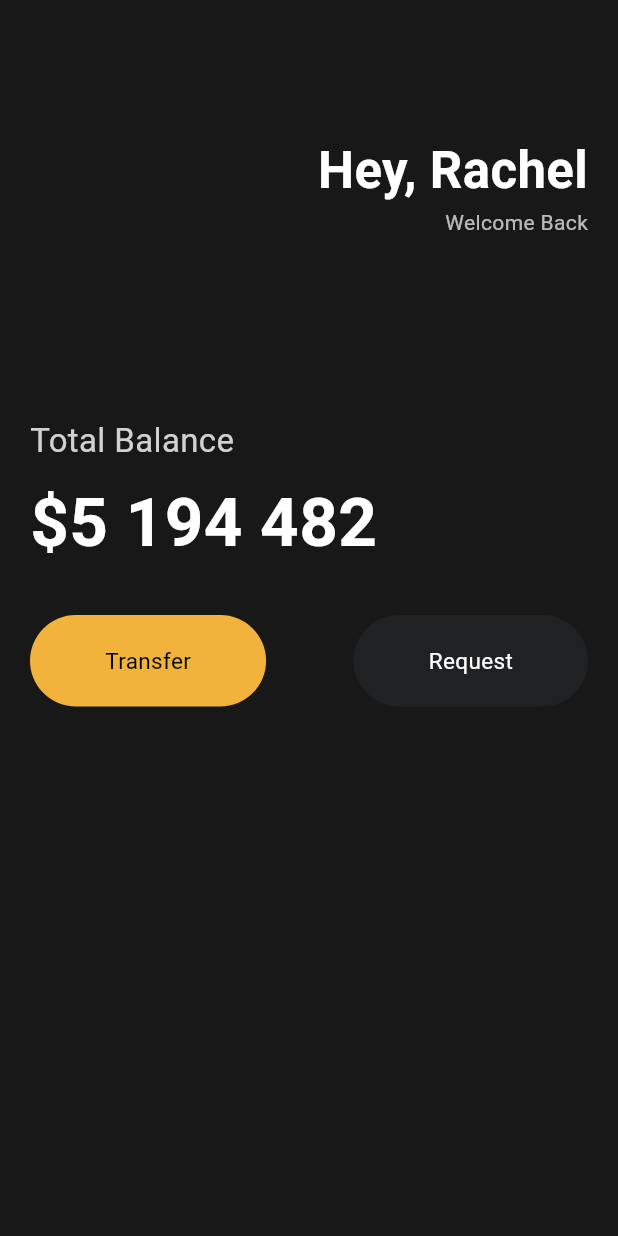
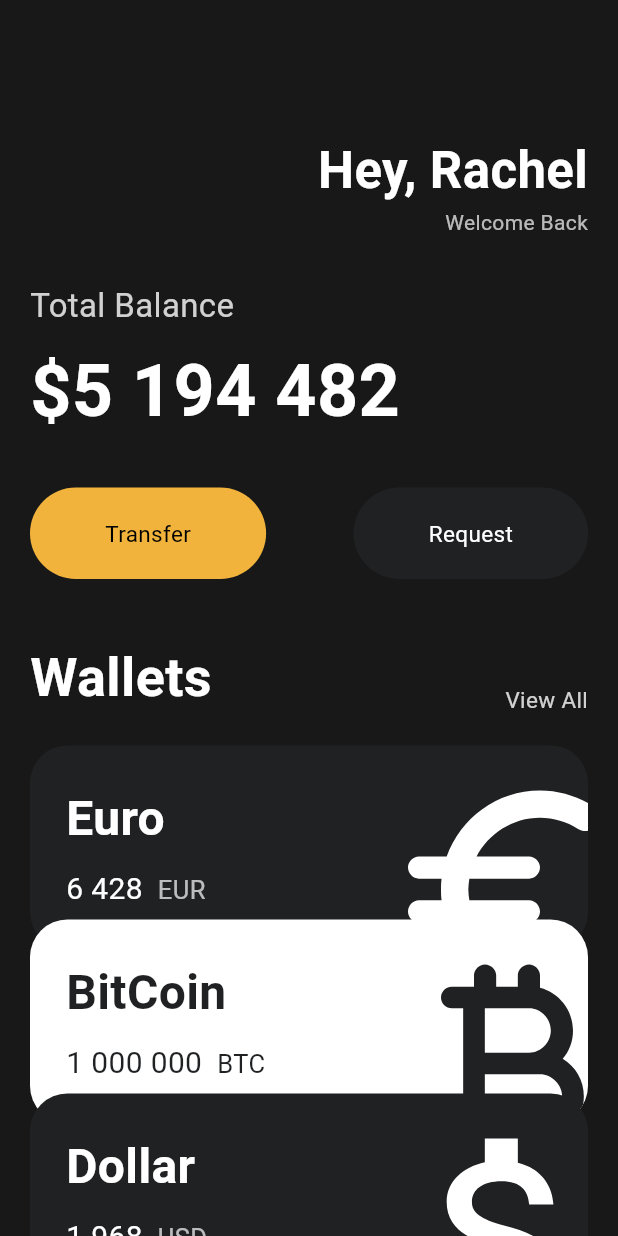
Before and after one commit to Namunllvo/flutter-prac, a Flutter app: the screen it shows after launch, on a phone screen of 412 x 824 dp. Run offline on Flutter 3.47's test engine with Material 3 defaults, Android fonts, the phone set to English and light mode, and no system bars.

Commit message:
Reusable card

```diff
--- a/lib/main.dart
+++ b/lib/main.dart
@@ -1,6 +1,7 @@
 import 'package:flutter/cupertino.dart';
 import 'package:flutter/material.dart';
 import 'package:toonflix/widgets/Button.dart';
+import 'package:toonflix/widgets/currency_card.dart';
 
 void main() {
   runApp(const MyApp());
@@ -15,7 +16,8 @@ class MyApp extends StatelessWidget {
     return MaterialApp(
       home: Scaffold(
           backgroundColor: const Color(0xFF181818),
-          body: Padding(
+          body: SingleChildScrollView(
+            child: Padding(
               padding: const EdgeInsets.symmetric(
                 horizontal: 20,
               ),
@@ -51,7 +53,7 @@ class MyApp extends StatelessWidget {
                     ],
                   ),
                   const SizedBox(
-                  height: 120,
+                    height: 30,
                   ),
                   Text(
                     'Total Balance',
@@ -66,7 +68,7 @@ class MyApp extends StatelessWidget {
                   const Text(
                     '\$5 194 482',
                     style: TextStyle(
-                    fontSize: 45,
+                      fontSize: 48,
                       fontWeight: FontWeight.w600,
                       color: Colors.white,
                     ),
@@ -89,7 +91,62 @@ class MyApp extends StatelessWidget {
                       ),
                     ],
                   ),
+                  const SizedBox(
+                    height: 40,
+                  ),
+                  Row(
+                    crossAxisAlignment: CrossAxisAlignment.end,
+                    mainAxisAlignment: MainAxisAlignment.spaceBetween,
+                    children: [
+                      const Text(
+                        'Wallets',
+                        style: TextStyle(
+                          color: Colors.white,
+                          fontSize: 36,
+                          fontWeight: FontWeight.w600,
+                        ),
+                      ),
+                      Text(
+                        'View All',
+                        style: TextStyle(
+                          color: Colors.white.withOpacity(0.8),
+                          fontSize: 15,
+                        ),
+                      ),
                     ],
+                  ),
+                  const SizedBox(
+                    height: 20,
+                  ),
+                  const CurrencyCard(
+                    name: 'Euro',
+                    code: 'EUR',
+                    amount: '6 428',
+                    icon: Icons.euro_symbol_rounded,
+                    isInverted: false,
+                  ),
+                  Transform.translate(
+                    offset: const Offset(0, -20),
+                    child: const CurrencyCard(
+                      name: 'BitCoin',
+                      code: 'BTC',
+                      amount: '1 000 000',
+                      icon: Icons.currency_bitcoin_rounded,
+                      isInverted: true,
+                    ),
+                  ),
+                  Transform.translate(
+                    offset: const Offset(0, -40),
+                    child: const CurrencyCard(
+                      name: 'Dollar',
+                      code: 'USD',
+                      amount: '1 968',
+                      icon: Icons.attach_money_sharp,
+                      isInverted: false,
+                    ),
+                  ),
+                ],
+              ),
             ),
           )),
     );
--- /dev/null
+++ b/lib/widgets/currency_card.dart
@@ -0,0 +1,90 @@
+import 'package:flutter/cupertino.dart';
+import 'package:flutter/material.dart';
+import 'package:flutter/widgets.dart';
+
+class CurrencyCard extends StatelessWidget {
+  final String name, code, amount;
+  final IconData icon;
+  final bool isInverted;
+
+  // "_" 언더바 == 프라이빗
+  final _blackcolor = const Color(0xFF1F2123);
+
+  const CurrencyCard({
+    super.key,
+    required this.name,
+    required this.code,
+    required this.amount,
+    required this.icon,
+    required this.isInverted,
+  });
+
+  @override
+  Widget build(BuildContext context) {
+    return Container(
+      clipBehavior: Clip.hardEdge,
+      decoration: BoxDecoration(
+        color: isInverted ? Colors.white : const Color(0xFF1F2123),
+        borderRadius: BorderRadius.circular(25),
+      ),
+      child: Padding(
+        padding: const EdgeInsets.all(24),
+        child: Row(
+          mainAxisAlignment: MainAxisAlignment.spaceBetween,
+          children: [
+            Column(
+              crossAxisAlignment: CrossAxisAlignment.start,
+              children: [
+                Text(
+                  name,
+                  style: TextStyle(
+                    color: isInverted ? _blackcolor : Colors.white,
+                    fontSize: 32,
+                    fontWeight: FontWeight.w600,
+                  ),
+                ),
+                const SizedBox(
+                  height: 10,
+                ),
+                Row(
+                  children: [
+                    Text(
+                      amount,
+                      style: TextStyle(
+                        color: isInverted ? _blackcolor : Colors.white,
+                        fontSize: 20,
+                      ),
+                    ),
+                    const SizedBox(
+                      width: 10,
+                    ),
+                    Text(
+                      code,
+                      style: TextStyle(
+                        color: isInverted
+                            ? _blackcolor
+                            : Colors.white.withOpacity(0.7),
+                        fontSize: 17,
+                      ),
+                    ),
+                  ],
+                ),
+              ],
+            ),
+            Transform.scale(
+              scale: 2,
+              child: Transform.translate(
+                offset: const Offset(7, 14),
+                child: Icon(
+                  icon,
+                  color: isInverted ? _blackcolor : Colors.white,
+                  size: 88,
+                ),
+              ),
+            )
+          ],
+        ),
+      ),
+    );
+  }
+}
```
Lines whose indentation alone changed are shown as unchanged.
